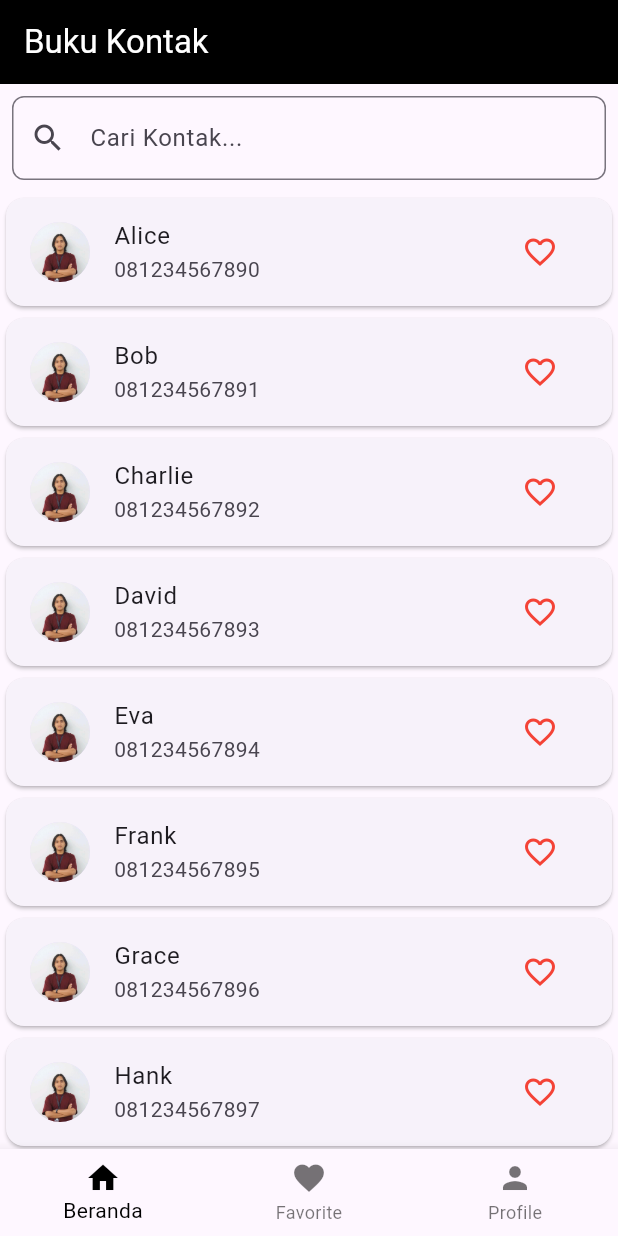
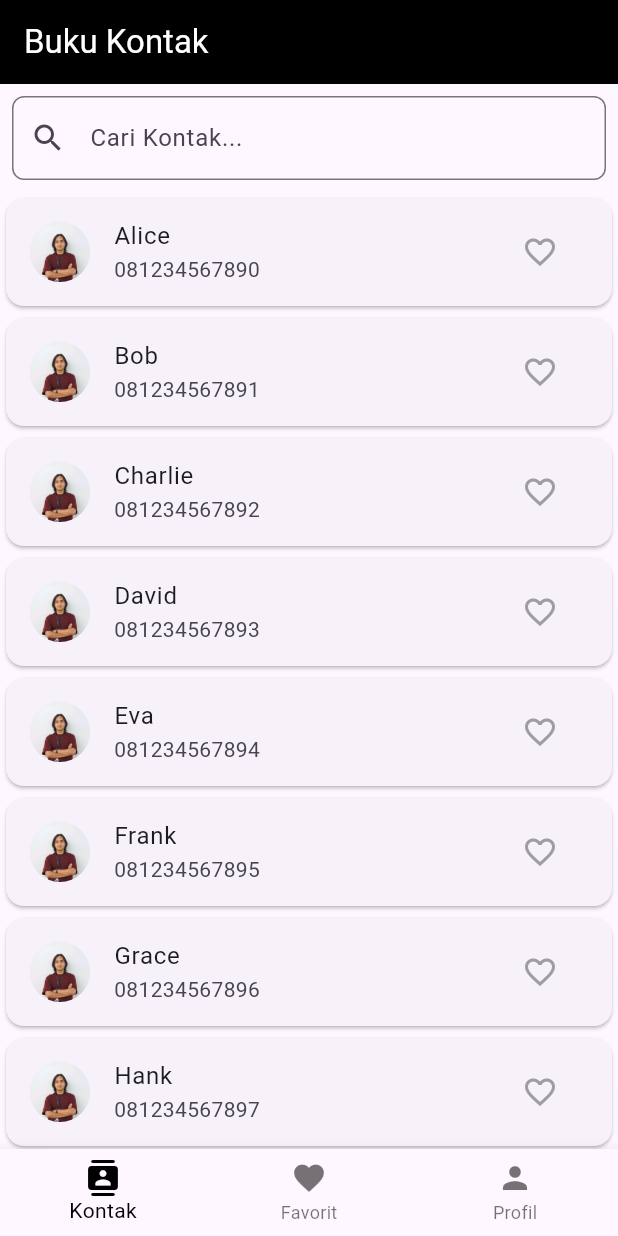
Before and after one commit to sarifht/project_flutter_pemula, a Flutter app: the screen it shows after launch, on a phone screen of 412 x 824 dp. Run offline on Flutter 3.47's test engine with Material 3 defaults, Android fonts, the phone set to English and light mode, and no system bars.

Commit message:
update detail kontak dan button favorite

```diff
--- a/lib/detail_contact.dart
+++ b/lib/detail_contact.dart
@@ -14,38 +14,37 @@ class DetailContactPage extends StatelessWidget {
 
   @override
   Widget build(BuildContext context) {
+    final screenHeight =
+        MediaQuery.of(context).size.height; // Mendapatkan tinggi layar
+
     return Scaffold(
       appBar: AppBar(
-        title: Text(name),
+        centerTitle: true, // Nama di AppBar berada di tengah
+        title: Text('Detail Kontak'),
       ),
-      body: Padding(
-        padding: const EdgeInsets.all(16.0),
+      body: Center(
         child: Column(
-          crossAxisAlignment: CrossAxisAlignment.start,
+          crossAxisAlignment: CrossAxisAlignment.center, // Horizontal di tengah
           children: [
+            SizedBox(
+                height: screenHeight *
+                    0.10), // Padding antara AppBar dan body sebesar 10% dari tinggi layar
             CircleAvatar(
               radius: 50,
               backgroundImage: AssetImage(image),
             ),
             const SizedBox(height: 20),
             Text(
-              'Nama: $name',
-              style: const TextStyle(fontSize: 24),
+              name,
+              style: const TextStyle(
+                fontSize: 24,
+                fontWeight: FontWeight.w600,
+              ),
             ),
             const SizedBox(height: 10),
             Text(
-              'Nomor Telepon: $phone',
+              phone,
               style: const TextStyle(fontSize: 20),
-            ),
-            const SizedBox(height: 30),
-            IconButton(
-              icon: Icon(
-                Icons.favorite_border,
-                color: Colors.red,
-              ),
-              onPressed: () {
-                // Logika untuk menambahkan ke favorite
-              },
             ),
           ],
         ),
--- a/lib/list_contact.dart
+++ b/lib/list_contact.dart
@@ -9,25 +9,100 @@ class ListContactPage extends StatefulWidget {
 }
 
 class ListContactPageState extends State<ListContactPage> {
-  List<Map<String, String>> contacts = [
-    {"name": "Alice", "phone": "081234567890", "image": "images/profile.png"},
-    {"name": "Bob", "phone": "081234567891", "image": "images/profile.png"},
-    {"name": "Charlie", "phone": "081234567892", "image": "images/profile.png"},
-    {"name": "David", "phone": "081234567893", "image": "images/profile.png"},
-    {"name": "Eva", "phone": "081234567894", "image": "images/profile.png"},
-    {"name": "Frank", "phone": "081234567895", "image": "images/profile.png"},
-    {"name": "Grace", "phone": "081234567896", "image": "images/profile.png"},
-    {"name": "Hank", "phone": "081234567897", "image": "images/profile.png"},
-    {"name": "Ivy", "phone": "081234567898", "image": "images/profile.png"},
-    {"name": "Jack", "phone": "081234567899", "image": "images/profile.png"},
-    {"name": "Kate", "phone": "081234567800", "image": "images/profile.png"},
-    {"name": "Leo", "phone": "081234567801", "image": "images/profile.png"},
-    {"name": "Mia", "phone": "081234567802", "image": "images/profile.png"},
-    {"name": "Nina", "phone": "081234567803", "image": "images/profile.png"},
-    {"name": "Oscar", "phone": "081234567804", "image": "images/profile.png"},
+  List<Map<String, dynamic>> contacts = [
+    {
+      "name": "Alice",
+      "phone": "081234567890",
+      "image": "images/profile.png",
+      "isFavorite": false
+    },
+    {
+      "name": "Bob",
+      "phone": "081234567891",
+      "image": "images/profile.png",
+      "isFavorite": false
+    },
+    {
+      "name": "Charlie",
+      "phone": "081234567892",
+      "image": "images/profile.png",
+      "isFavorite": false
+    },
+    {
+      "name": "David",
+      "phone": "081234567893",
+      "image": "images/profile.png",
+      "isFavorite": false
+    },
+    {
+      "name": "Eva",
+      "phone": "081234567894",
+      "image": "images/profile.png",
+      "isFavorite": false
+    },
+    {
+      "name": "Frank",
+      "phone": "081234567895",
+      "image": "images/profile.png",
+      "isFavorite": false
+    },
+    {
+      "name": "Grace",
+      "phone": "081234567896",
+      "image": "images/profile.png",
+      "isFavorite": false
+    },
+    {
+      "name": "Hank",
+      "phone": "081234567897",
+      "image": "images/profile.png",
+      "isFavorite": false
+    },
+    {
+      "name": "Ivy",
+      "phone": "081234567898",
+      "image": "images/profile.png",
+      "isFavorite": false
+    },
+    {
+      "name": "Jack",
+      "phone": "081234567899",
+      "image": "images/profile.png",
+      "isFavorite": false
+    },
+    {
+      "name": "Kate",
+      "phone": "081234567800",
+      "image": "images/profile.png",
+      "isFavorite": false
+    },
+    {
+      "name": "Leo",
+      "phone": "081234567801",
+      "image": "images/profile.png",
+      "isFavorite": false
+    },
+    {
+      "name": "Mia",
+      "phone": "081234567802",
+      "image": "images/profile.png",
+      "isFavorite": false
+    },
+    {
+      "name": "Nina",
+      "phone": "081234567803",
+      "image": "images/profile.png",
+      "isFavorite": false
+    },
+    {
+      "name": "Oscar",
+      "phone": "081234567804",
+      "image": "images/profile.png",
+      "isFavorite": false
+    },
   ];
 
-  List<Map<String, String>> filteredContacts = [];
+  List<Map<String, dynamic>> filteredContacts = [];
 
   @override
   void initState() {
@@ -47,6 +122,14 @@ class ListContactPageState extends State<ListContactPage> {
                 contact['phone']!.contains(query))
             .toList();
       }
+    });
+  }
+
+  // Fungsi untuk toggle favorite
+  void _toggleFavorite(int index) {
+    setState(() {
+      filteredContacts[index]['isFavorite'] =
+          !filteredContacts[index]['isFavorite'];
     });
   }
 
@@ -83,12 +166,14 @@ class ListContactPageState extends State<ListContactPage> {
                   title: Text(contact['name']!),
                   subtitle: Text(contact['phone']!),
                   trailing: IconButton(
-                    icon: const Icon(
-                      Icons.favorite_border,
-                      color: Colors.red,
+                    icon: Icon(
+                      contact['isFavorite']
+                          ? Icons.favorite
+                          : Icons.favorite_border,
+                      color: contact['isFavorite'] ? Colors.red : Colors.grey,
                     ),
                     onPressed: () {
-                      // Logika untuk menambahkan ke favorite
+                      _toggleFavorite(index); // Toggle status favorite
                     },
                   ),
                   onTap: () {
--- a/lib/main.dart
+++ b/lib/main.dart
@@ -1,7 +1,7 @@
 import 'package:flutter/material.dart';
-import 'list_contact.dart'; // Import halaman list contact
-import 'profile.dart'; // Import halaman profile
-import 'favorite.dart'; // Import halaman favorite
+import 'list_contact.dart';
+import 'profile.dart';
+import 'favorite.dart';
 
 void main() {
   runApp(const MyApp());
@@ -62,16 +62,16 @@ class _MyHomePageState extends State<MyHomePage> {
       bottomNavigationBar: BottomNavigationBar(
         items: const <BottomNavigationBarItem>[
           BottomNavigationBarItem(
-            icon: Icon(Icons.home),
-            label: 'Beranda', // Menu Beranda
+            icon: Icon(Icons.contacts_rounded),
+            label: 'Kontak', // Menu Beranda
           ),
           BottomNavigationBarItem(
             icon: Icon(Icons.favorite),
-            label: 'Favorite', // Menu Favorite
+            label: 'Favorit', // Menu Favorite
           ),
           BottomNavigationBarItem(
             icon: Icon(Icons.person),
-            label: 'Profile', // Menu Profile
+            label: 'Profil', // Menu Profile
           ),
         ],
         currentIndex: _selectedIndex, // Index yang dipilih saat ini
```
